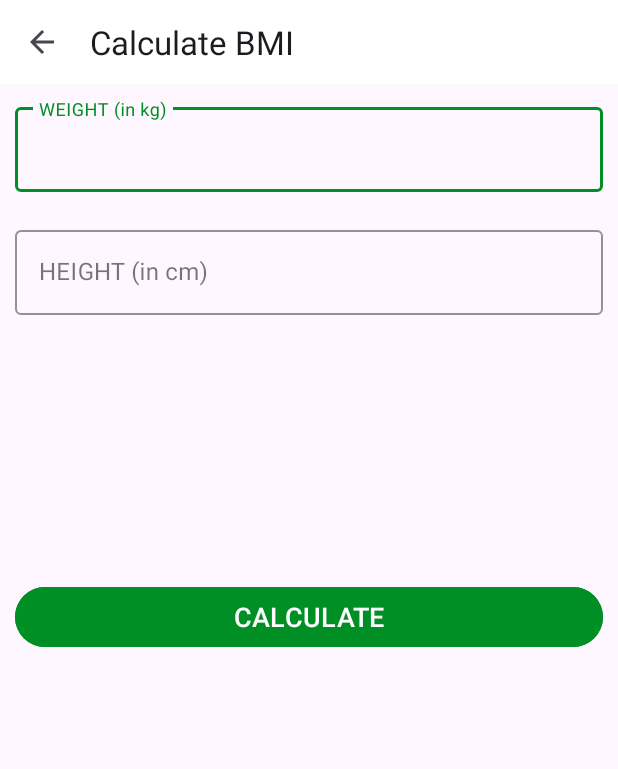
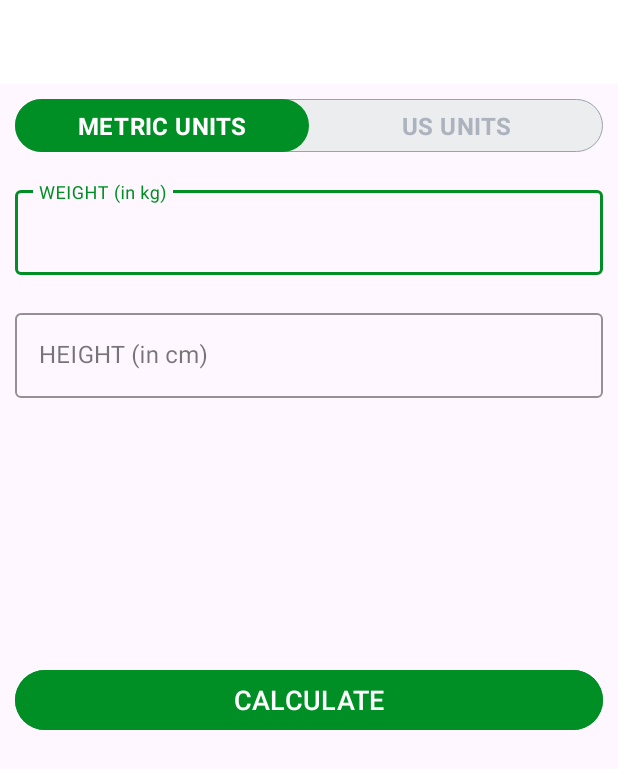
Before and after one commit to Dipan-17/13.WorkoutApp, an Android app: the BMIActivity screen opened directly, with no data from a screen before it, on a phone screen of 412 x 824 dp. Shown: the top 769 px of the screen. Run offline under Robolectric (Android 15) with nearby library versions, the phone set to English and light mode, and no system bars; 2 statements that could not run were skipped.

Commit message:
Radio Button Added for Changing metrics in BMI screen

```diff
--- /dev/null
+++ b/app/src/main/res/drawable/drawable_radio_group_tab_background.xml
@@ -0,0 +1,20 @@
+<?xml version="1.0" encoding="utf-8"?>
+<!--TODO(Step 2 : Designed a custom background for the Radio Group.)-->
+<!--START-->
+<shape xmlns:android="http://schemas.android.com/apk/res/android"
+    android:shape="rectangle">
+
+    <solid android:color="#ECEDEF" />
+
+    <stroke
+        android:width="0.5dp"
+        android:color="#9AA2AF" />
+
+    <corners android:radius="30dp" />
+    <!--There parameters are used if you want to add a radius to all corners separately.-->
+    <!--android:bottomLeftRadius="30dp"
+        android:bottomRightRadius="30dp"
+        android:topLeftRadius="30dp"
+        android:topRightRadius="30dp"-->
+</shape>
+<!--END-->
--- /dev/null
+++ b/app/src/main/res/drawable/drawable_units_tab_selector.xml
@@ -0,0 +1,14 @@
+<?xml version="1.0" encoding="utf-8"?>
+<!--TODO(Step 3 : Designed a custom selector for the Selected Item of the radio button.)-->
+<!--START-->
+<selector xmlns:android="http://schemas.android.com/apk/res/android">
+    <item android:state_checked="true">
+        <shape android:shape="rectangle">
+
+            <solid android:color="@color/colorAccent" />
+
+            <corners android:radius="30dp" />
+        </shape>
+    </item>
+</selector>
+<!--END-->
--- /dev/null
+++ b/app/src/main/res/drawable/drawable_units_tab_text_color_selector.xml
@@ -0,0 +1,10 @@
+<?xml version="1.0" encoding="utf-8"?>
+<!--TODO(Step 4 : Added a selector for the text color in the radio button as per the state.)-->
+<!--START-->
+<selector xmlns:android="http://schemas.android.com/apk/res/android">
+
+    <item android:color="#FFFFFF" android:state_checked="true" />
+
+    <item android:color="#ADB3BE" android:state_checked="false" />
+</selector>
+<!--END-->
--- a/app/src/main/res/layout/bmi_activity.xml
+++ b/app/src/main/res/layout/bmi_activity.xml
@@ -1,25 +1,66 @@
 <?xml version="1.0" encoding="utf-8"?>
 <RelativeLayout xmlns:android="http://schemas.android.com/apk/res/android"
-    xmlns:app="http://schemas.android.com/apk/res-auto"
     xmlns:tools="http://schemas.android.com/tools"
     android:layout_width="match_parent"
     android:layout_height="match_parent"
-    tools:context=".BMIActivity"
-    android:orientation="vertical"
-    >
+    xmlns:app="http://schemas.android.com/apk/res-auto"
+    tools:context=".BMIActivity">
 
     <androidx.appcompat.widget.Toolbar
-        android:id="@+id/toolBar_bmi_activity"
+        android:id="@+id/toolbar_bmi_activity"
         android:layout_width="match_parent"
         android:layout_height="?android:attr/actionBarSize"
-        android:background="@color/white"/>
+        android:background="#FFFFFF" />
 
+    <!--positioned below toolbar-->
+    <!--TODO(Step 1 : Adding radio selection for METRIC and US Units.)-->
+    <!--START-->
+    <RadioGroup
+        android:id="@+id/rgUnits"
+        android:layout_width="match_parent"
+        android:layout_height="wrap_content"
+        android:layout_below="@id/toolbar_bmi_activity"
+        android:layout_margin="10dp"
+        android:background="@drawable/drawable_radio_group_tab_background"
+        android:orientation="horizontal">
+
+        <!--Checked variable is used to set the text color-->
+        <!--Text color drawable is a selector that sets the color according to this -->
+        <RadioButton
+            android:id="@+id/rbMetricUnits"
+            android:layout_width="0dp"
+            android:layout_height="35dp"
+            android:layout_weight="0.50"
+            android:background="@drawable/drawable_units_tab_selector"
+            android:button="@null"
+            android:checked="true"
+            android:gravity="center"
+            android:text="METRIC UNITS"
+            android:textColor="@drawable/drawable_units_tab_text_color_selector"
+            android:textSize="16sp"
+            android:textStyle="bold" />
+
+        <RadioButton
+            android:id="@+id/rbUsUnits"
+            android:layout_width="0dp"
+            android:layout_height="35dp"
+            android:layout_weight="0.50"
+            android:background="@drawable/drawable_units_tab_selector"
+            android:button="@null"
+            android:checked="false"
+            android:gravity="center"
+            android:text="US UNITS"
+            android:textColor="@drawable/drawable_units_tab_text_color_selector"
+            android:textSize="16sp"
+            android:textStyle="bold" />
+    </RadioGroup>
+    <!--END-->
     <com.google.android.material.textfield.TextInputLayout
         android:id="@+id/tilMetricUnitWeight"
         android:layout_margin="10dp"
         app:boxStrokeColor="@color/colorAccent"
         app:hintTextColor="@color/colorAccent"
-        android:layout_below="@id/toolBar_bmi_activity"
+        android:layout_below="@id/rgUnits"
         style="@style/Widget.MaterialComponents.TextInputLayout.OutlinedBox"
         android:layout_width="match_parent"
         android:layout_height="wrap_content">
@@ -32,7 +73,6 @@
             android:inputType="numberDecimal"
             android:textSize="16sp" />
     </com.google.android.material.textfield.TextInputLayout>
-
     <!--positioned below tilMetricUnitWeight-->
     <com.google.android.material.textfield.TextInputLayout
         android:layout_below="@id/tilMetricUnitWeight"
@@ -105,9 +145,9 @@
     </LinearLayout>
     <!--positioned below llDiplayBMIResult-->
     <Button
-        android:id="@+id/btnCalculateUnits"
         android:layout_margin="10dp"
         android:layout_below="@id/llDiplayBMIResult"
+        android:id="@+id/btnCalculateUnits"
         android:layout_width="match_parent"
         android:layout_height="wrap_content"
         android:layout_gravity="bottom"
@@ -116,5 +156,5 @@
         android:text="CALCULATE"
         android:textColor="#FFFFFF"
         android:textSize="18sp" />
-
 </RelativeLayout>
+    <!--END-->
```
